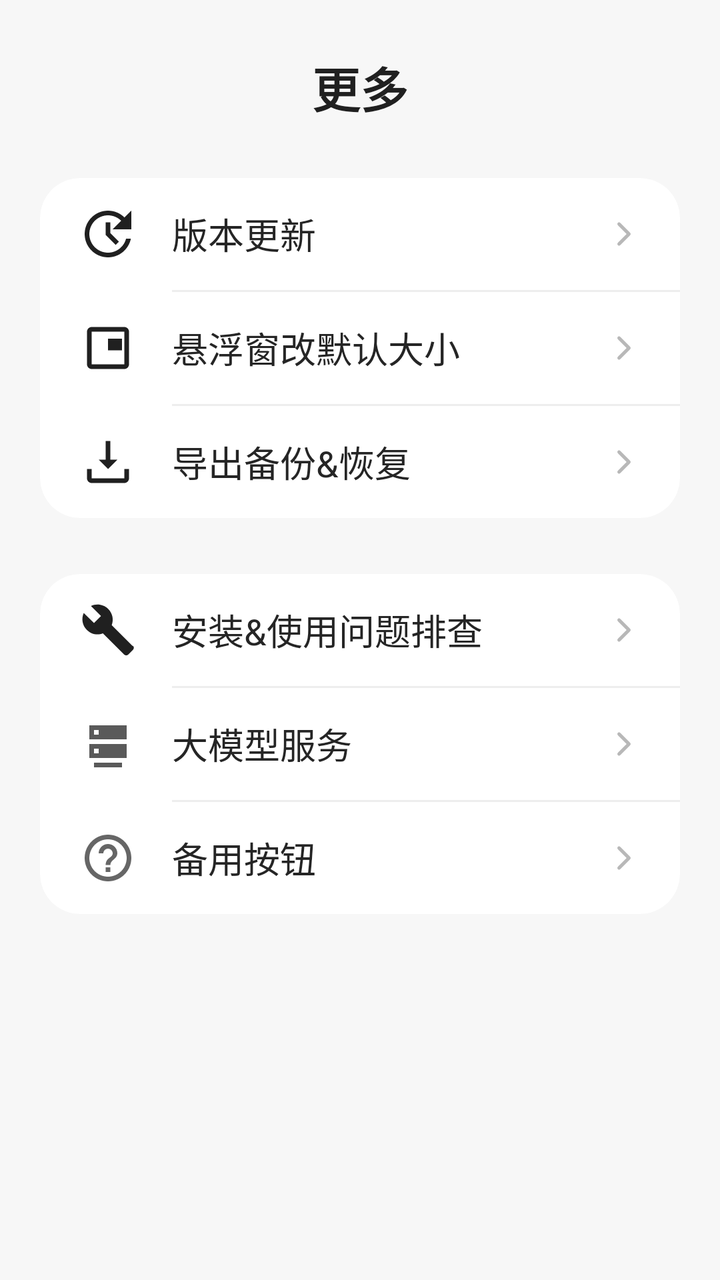
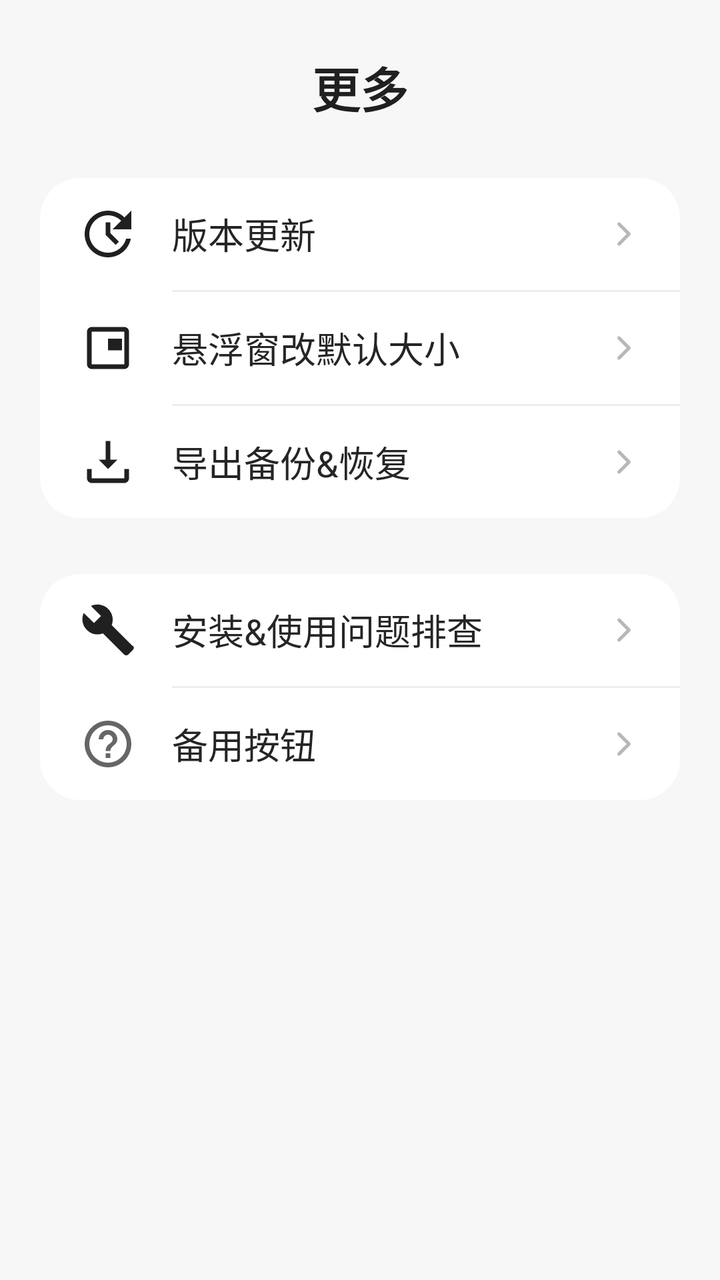

Two renders of the same Android screen: before a commit and after it. Below are the layout's source before the change and the commit's diff.
<!-- AndroidManifest.xml: application theme Theme.Basic -->
<!-- res/layout/fragment_settings.xml -->
<?xml version="1.0" encoding="utf-8"?>
<ScrollView xmlns:android="http://schemas.android.com/apk/res/android"
    xmlns:app="http://schemas.android.com/apk/res-auto"
    android:layout_width="match_parent"
    android:layout_height="match_parent"
    android:background="#F7F7F7"
    android:clipToPadding="false"
    android:fillViewport="true"
    android:overScrollMode="never">

    <LinearLayout
        android:layout_width="match_parent"
        android:layout_height="wrap_content"
        android:orientation="vertical"
        android:paddingStart="20dp"
        android:paddingTop="26dp"
        android:paddingEnd="20dp"
        android:paddingBottom="32dp">

        <TextView
            android:layout_width="match_parent"
            android:layout_height="wrap_content"
            android:layout_marginBottom="28dp"
            android:gravity="center"
            android:text="@string/more_menu_title"
            android:textColor="#202020"
            android:textSize="24sp"
            android:textStyle="bold" />

        <androidx.cardview.widget.CardView
            android:layout_width="match_parent"
            android:layout_height="wrap_content"
            app:cardBackgroundColor="#FFFFFF"
            app:cardCornerRadius="20dp"
            app:cardElevation="0dp"
            app:cardPreventCornerOverlap="true">

            <LinearLayout
                android:layout_width="match_parent"
                android:layout_height="wrap_content"
                android:orientation="vertical">

                <LinearLayout
                    android:id="@+id/row_version_update"
                    android:layout_width="match_parent"
                    android:layout_height="56dp"
                    android:background="?attr/selectableItemBackground"
                    android:clickable="true"
                    android:focusable="true"
                    android:gravity="center_vertical"
                    android:orientation="horizontal"
                    android:paddingStart="20dp"
                    android:paddingEnd="18dp">

                    <ImageView
                        android:layout_width="28dp"
                        android:layout_height="28dp"
                        android:contentDescription="@null"
                        android:src="@drawable/ic_menu_update" />

                    <LinearLayout
                        android:layout_width="wrap_content"
                        android:layout_height="wrap_content"
                        android:layout_marginStart="18dp"
                        android:gravity="center_vertical"
                        android:orientation="horizontal">

                        <TextView
                            android:layout_width="wrap_content"
                            android:layout_height="wrap_content"
                            android:text="@string/version_update"
                            android:textColor="#252525"
                            android:textSize="18sp" />

                        <TextView
                            android:id="@+id/iv_version_update_red_dot"
                            android:layout_width="16dp"
                            android:layout_height="16dp"
                            android:layout_marginStart="5dp"
                            android:background="@drawable/red_badge_with_1"
                            android:gravity="center"
                            android:includeFontPadding="false"
                            android:text="@string/update_badge_count"
                            android:textColor="#FFFFFF"
                            android:textSize="11sp"
                            android:textStyle="bold"
                            android:visibility="gone" />

                    </LinearLayout>

                    <Space
                        android:layout_width="0dp"
                        android:layout_height="1dp"
                        android:layout_weight="1" />

                    <ImageView
                        android:layout_width="20dp"
                        android:layout_height="20dp"
                        android:contentDescription="@null"
                        android:src="@drawable/ic_menu_chevron" />

                </LinearLayout>

                <View
                    android:layout_width="match_parent"
                    android:layout_height="1dp"
                    android:layout_marginStart="66dp"
                    android:background="#EEEEEE" />

                <LinearLayout
                    android:id="@+id/row_floating_settings"
                    android:layout_width="match_parent"
                    android:layout_height="56dp"
                    android:background="?attr/selectableItemBackground"
                    android:clickable="true"
                    android:focusable="true"
                    android:gravity="center_vertical"
                    android:orientation="horizontal"
                    android:paddingStart="20dp"
                    android:paddingEnd="18dp">

                    <ImageView
                        android:layout_width="28dp"
                        android:layout_height="28dp"
                        android:contentDescription="@null"
                        android:src="@drawable/ic_menu_floating" />

                    <TextView
                        android:layout_width="0dp"
                        android:layout_height="wrap_content"
                        android:layout_marginStart="18dp"
                        android:layout_weight="1"
                        android:text="@string/floating_window_settings"
                        android:textColor="#252525"
                        android:textSize="18sp" />

                    <ImageView
                        android:layout_width="20dp"
                        android:layout_height="20dp"
                        android:contentDescription="@null"
                        android:src="@drawable/ic_menu_chevron" />

                </LinearLayout>

                <View
                    android:layout_width="match_parent"
                    android:layout_height="1dp"
                    android:layout_marginStart="66dp"
                    android:background="#EEEEEE" />

                <LinearLayout
                    android:id="@+id/row_export_backup"
                    android:layout_width="match_parent"
                    android:layout_height="56dp"
                    android:background="?attr/selectableItemBackground"
                    android:clickable="true"
                    android:focusable="true"
                    android:gravity="center_vertical"
                    android:orientation="horizontal"
                    android:paddingStart="20dp"
                    android:paddingEnd="18dp">

                    <ImageView
                        android:layout_width="28dp"
                        android:layout_height="28dp"
                        android:contentDescription="@null"
                        android:src="@drawable/ic_menu_export" />

                    <TextView
                        android:layout_width="0dp"
                        android:layout_height="wrap_content"
                        android:layout_marginStart="18dp"
                        android:layout_weight="1"
                        android:text="@string/export_backup"
                        android:textColor="#252525"
                        android:textSize="18sp" />

                    <ImageView
                        android:layout_width="20dp"
                        android:layout_height="20dp"
                        android:contentDescription="@null"
                        android:src="@drawable/ic_menu_chevron" />

                </LinearLayout>

            </LinearLayout>

        </androidx.cardview.widget.CardView>

        <androidx.cardview.widget.CardView
            android:layout_width="match_parent"
            android:layout_height="wrap_content"
            android:layout_marginTop="28dp"
            app:cardBackgroundColor="#FFFFFF"
            app:cardCornerRadius="20dp"
            app:cardElevation="0dp"
            app:cardPreventCornerOverlap="true">

            <LinearLayout
                android:layout_width="match_parent"
                android:layout_height="wrap_content"
                android:orientation="vertical">

                <LinearLayout
                    android:id="@+id/row_install_troubleshooting"
                    android:layout_width="match_parent"
                    android:layout_height="56dp"
                    android:background="?attr/selectableItemBackground"
                    android:clickable="true"
                    android:focusable="true"
                    android:gravity="center_vertical"
                    android:orientation="horizontal"
                    android:paddingStart="20dp"
                    android:paddingEnd="18dp">

                    <ImageView
                        android:layout_width="28dp"
                        android:layout_height="28dp"
                        android:contentDescription="@null"
                        android:src="@drawable/ic_menu_wrench" />

                    <TextView
                        android:layout_width="0dp"
                        android:layout_height="wrap_content"
                        android:layout_marginStart="18dp"
                        android:layout_weight="1"
                        android:text="@string/install_troubleshooting"
                        android:textColor="#252525"
                        android:textSize="18sp" />

                    <ImageView
                        android:layout_width="20dp"
                        android:layout_height="20dp"
                        android:contentDescription="@null"
                        android:src="@drawable/ic_menu_chevron" />

                </LinearLayout>

                <View
                    android:layout_width="match_parent"
                    android:layout_height="1dp"
                    android:layout_marginStart="66dp"
                    android:background="#EEEEEE" />

                <LinearLayout
                    android:id="@+id/row_reminder_provider"
                    android:layout_width="match_parent"
                    android:layout_height="56dp"
                    android:background="?attr/selectableItemBackground"
                    android:clickable="true"
                    android:focusable="true"
                    android:gravity="center_vertical"
                    android:orientation="horizontal"
                    android:paddingStart="20dp"
                    android:paddingEnd="18dp">

                    <ImageView
                        android:layout_width="28dp"
                        android:layout_height="28dp"
                        android:contentDescription="@null"
                        android:src="@drawable/ic_menu_ai_service" />

                    <TextView
                        android:layout_width="0dp"
                        android:layout_height="wrap_content"
                        android:layout_marginStart="18dp"
                        android:layout_weight="1"
                        android:text="@string/reminder_provider_settings"
                        android:textColor="#252525"
                        android:textSize="18sp" />

                    <ImageView
                        android:layout_width="20dp"
                        android:layout_height="20dp"
                        android:contentDescription="@null"
                        android:src="@drawable/ic_menu_chevron" />

                </LinearLayout>

                <View
                    android:id="@+id/divider_reminder_provider"
                    android:layout_width="match_parent"
                    android:layout_height="1dp"
                    android:layout_marginStart="66dp"
                    android:background="#EEEEEE" />

                <LinearLayout
                    android:id="@+id/row_special_details"
                    android:layout_width="match_parent"
                    android:layout_height="56dp"
                    android:background="?attr/selectableItemBackground"
                    android:clickable="true"
                    android:focusable="true"
                    android:gravity="center_vertical"
                    android:orientation="horizontal"
                    android:paddingStart="20dp"
                    android:paddingEnd="18dp">

                    <ImageView
                        android:layout_width="28dp"
                        android:layout_height="28dp"
                        android:contentDescription="@null"
                        android:src="@drawable/ic_menu_help" />

                    <TextView
                        android:layout_width="0dp"
                        android:layout_height="wrap_content"
                        android:layout_marginStart="18dp"
                        android:layout_weight="1"
                        android:text="@string/special_details"
                        android:textColor="#252525"
                        android:textSize="18sp" />

                    <ImageView
                        android:layout_width="20dp"
                        android:layout_height="20dp"
                        android:contentDescription="@null"
                        android:src="@drawable/ic_menu_chevron" />

                </LinearLayout>

            </LinearLayout>

        </androidx.cardview.widget.CardView>

    </LinearLayout>

</ScrollView>
<!-- resources referenced by this layout -->
<resources>
  <!-- drawable ic_menu_ai_service (drawable) -->
  <?xml version="1.0" encoding="utf-8"?>
  <vector xmlns:android="http://schemas.android.com/apk/res/android"
      android:width="28dp"
      android:height="28dp"
      android:viewportWidth="24"
      android:viewportHeight="24">
      <path
          android:fillColor="#5A5A5A"
          android:pathData="M4,4h16v6H4zM6,6v2h2V6zM4,12h16v6H4zM6,14v2h2v-2zM6,20h12v2H6z" />
  </vector>
  <!-- drawable ic_menu_chevron (drawable) -->
  <vector xmlns:android="http://schemas.android.com/apk/res/android"
      android:width="24dp"
      android:height="24dp"
      android:viewportWidth="24"
      android:viewportHeight="24">
      <path
          android:fillColor="@android:color/transparent"
          android:pathData="M9,6 L15,12 L9,18"
          android:strokeColor="#B8B8B8"
          android:strokeLineCap="round"
          android:strokeLineJoin="round"
          android:strokeWidth="2" />
  </vector>
  <!-- drawable ic_menu_export (drawable) -->
  <vector xmlns:android="http://schemas.android.com/apk/res/android"
      android:width="24dp"
      android:height="24dp"
      android:viewportWidth="24"
      android:viewportHeight="24">
      <path
          android:fillColor="#202020"
          android:pathData="M13,3h-2v8H8l4,4 4,-4h-3V3zM19,15v4H5v-4H3v4c0,1.1 0.9,2 2,2h14c1.1,0 2,-0.9 2,-2v-4h-2z" />
  </vector>
  <!-- drawable ic_menu_floating (drawable) -->
  <vector xmlns:android="http://schemas.android.com/apk/res/android"
      android:width="24dp"
      android:height="24dp"
      android:viewportWidth="24"
      android:viewportHeight="24">
      <path
          android:fillColor="#202020"
          android:pathData="M19,3H5c-1.1,0 -2,0.9 -2,2v14c0,1.1 0.9,2 2,2h14c1.1,0 2,-0.9 2,-2V5c0,-1.1 -0.9,-2 -2,-2zM19,19H5V5h14v14zM18,8h-6v5h6V8z" />
  </vector>
  <!-- drawable ic_menu_update (drawable) -->
  <vector xmlns:android="http://schemas.android.com/apk/res/android"
      android:width="24dp"
      android:height="24dp"
      android:viewportWidth="24"
      android:viewportHeight="24">
      <path
          android:fillColor="#202020"
          android:pathData="M12,2C6.48,2 2,6.48 2,12s4.48,10 10,10c4.84,0 8.87,-3.44 9.8,-8h-2.06c-0.9,3.44 -4.03,6 -7.74,6 -4.42,0 -8,-3.58 -8,-8s3.58,-8 8,-8c2.21,0 4.21,0.9 5.66,2.34L14,10h8V2l-2.93,2.93C17.26,3.12 14.76,2 12,2zM11,7v5.41l4.29,4.29 1.41,-1.41 -3.7,-3.7V7h-2z" />
  </vector>
  <!-- drawable ic_menu_wrench (drawable) -->
  <vector xmlns:android="http://schemas.android.com/apk/res/android"
      android:width="24dp"
      android:height="24dp"
      android:viewportWidth="24"
      android:viewportHeight="24">
      <path
          android:fillColor="#202020"
          android:pathData="M22.7,19l-9.1,-9.1c0.9,-2.3 0.4,-5 -1.5,-6.9c-2,-2 -5,-2.4 -7.4,-1.3l4.3,4.3l-3,3l-4.4,-4.3c-1.1,2.4 -0.6,5.3 1.3,7.2c1.9,1.9 4.6,2.5 6.9,1.5l9.1,9.1c0.5,0.5 1.3,0.5 1.8,0l2,-2c0.5,-0.5 0.5,-1.3 0,-1.8z" />
  </vector>
  <!-- drawable red_badge_with_1 (drawable) -->
  <?xml version="1.0" encoding="utf-8"?>
  <shape xmlns:android="http://schemas.android.com/apk/res/android"
      android:shape="oval">
      <solid android:color="#F44336" />
      <size
          android:width="16dp"
          android:height="16dp" />
  </shape>
  <string name="export_backup">导出备份&amp;恢复</string>
  <string name="floating_window_settings">悬浮窗改默认大小</string>
  <string name="install_troubleshooting">安装&amp;使用问题排查</string>
  <string name="more_menu_title">更多</string>
  <string name="reminder_provider_settings">大模型服务</string>
  <string name="special_details">备用按钮</string>
  <string name="update_badge_count" translatable="false">1</string>
  <string name="version_update">版本更新</string>
  <style name="Theme.Basic" parent="Base.Theme.Basic" />
  <style name="Base.Theme.Basic" parent="Theme.Material3.DayNight.NoActionBar">
          
          
      </style>
  <!-- unchanged entries left out for length: 1 -->
</resources>

<!-- the commit's change to res/layout/fragment_settings.xml (unified diff, before → after) -->
@@ -243,48 +243,6 @@
                     android:background="#EEEEEE" />
 
                 <LinearLayout
-                    android:id="@+id/row_reminder_provider"
-                    android:layout_width="match_parent"
-                    android:layout_height="56dp"
-                    android:background="?attr/selectableItemBackground"
-                    android:clickable="true"
-                    android:focusable="true"
-                    android:gravity="center_vertical"
-                    android:orientation="horizontal"
-                    android:paddingStart="20dp"
-                    android:paddingEnd="18dp">
-
-                    <ImageView
-                        android:layout_width="28dp"
-                        android:layout_height="28dp"
-                        android:contentDescription="@null"
-                        android:src="@drawable/ic_menu_ai_service" />
-
-                    <TextView
-                        android:layout_width="0dp"
-                        android:layout_height="wrap_content"
-                        android:layout_marginStart="18dp"
-                        android:layout_weight="1"
-                        android:text="@string/reminder_provider_settings"
-                        android:textColor="#252525"
-                        android:textSize="18sp" />
-
-                    <ImageView
-                        android:layout_width="20dp"
-                        android:layout_height="20dp"
-                        android:contentDescription="@null"
-                        android:src="@drawable/ic_menu_chevron" />
-
-                </LinearLayout>
-
-                <View
-                    android:id="@+id/divider_reminder_provider"
-                    android:layout_width="match_parent"
-                    android:layout_height="1dp"
-                    android:layout_marginStart="66dp"
-                    android:background="#EEEEEE" />
-
-                <LinearLayout
                     android:id="@+id/row_special_details"
                     android:layout_width="match_parent"
                     android:layout_height="56dp"
<!-- resource entries referenced after the edit -->
@@ -1,16 +1,5 @@
 <!-- resources referenced by this layout -->
 <resources>
-  <!-- drawable ic_menu_ai_service (drawable) -->
-  <?xml version="1.0" encoding="utf-8"?>
-  <vector xmlns:android="http://schemas.android.com/apk/res/android"
-      android:width="28dp"
-      android:height="28dp"
-      android:viewportWidth="24"
-      android:viewportHeight="24">
-      <path
-          android:fillColor="#5A5A5A"
-          android:pathData="M4,4h16v6H4zM6,6v2h2V6zM4,12h16v6H4zM6,14v2h2v-2zM6,20h12v2H6z" />
-  </vector>
   <!-- drawable ic_menu_chevron (drawable) -->
   <vector xmlns:android="http://schemas.android.com/apk/res/android"
       android:width="24dp"
@@ -78,7 +67,6 @@
   <string name="floating_window_settings">悬浮窗改默认大小</string>
   <string name="install_troubleshooting">安装&amp;使用问题排查</string>
   <string name="more_menu_title">更多</string>
-  <string name="reminder_provider_settings">大模型服务</string>
   <string name="special_details">备用按钮</string>
   <string name="update_badge_count" translatable="false">1</string>
   <string name="version_update">版本更新</string>
